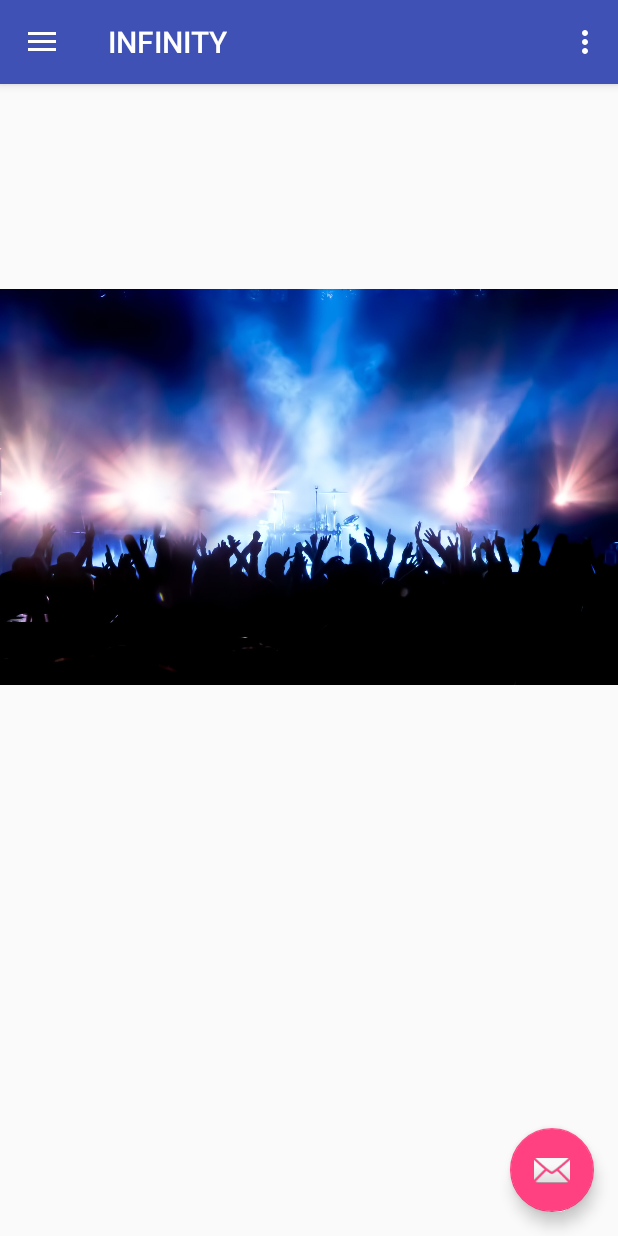
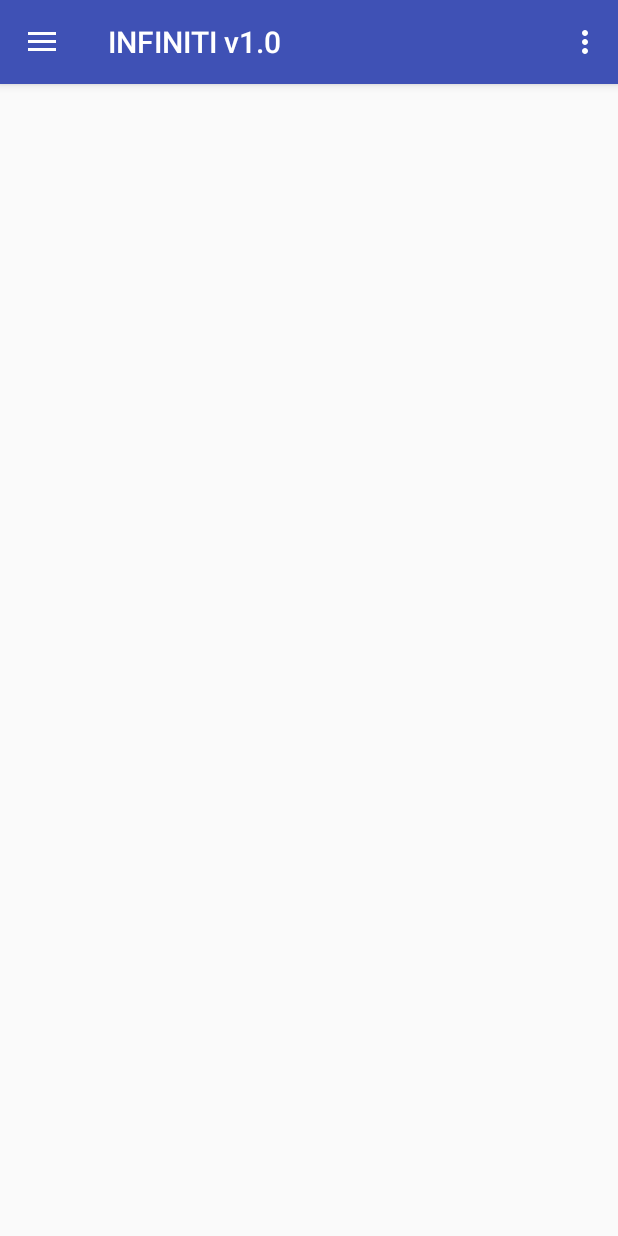
Before and after one commit to Manas-kashyap/ANDROID-APP-FOR-EVENT-, an Android app: the screen it shows after launch (MainActivity), on a phone screen of 412 x 824 dp. Run offline under Robolectric (Android 15) with nearby library versions, the phone set to English and light mode, and no system bars.

Commit message:
Second commit , made some changes in navigation bar

```diff
--- a/app/src/main/AndroidManifest.xml
+++ b/app/src/main/AndroidManifest.xml
@@ -14,22 +14,21 @@
     <application
         android:allowBackup="true"
         android:icon="@mipmap/talneo"
-        android:label="TALNEO"
+        android:label="INFINITI"
         android:roundIcon="@mipmap/talneo"
         android:supportsRtl="true"
         android:theme="@style/AppTheme">
         <activity
             android:name=".MainActivity"
-            android:label="INFINITY"
+            android:label="INFINITI v1.0"
             android:theme="@style/AppTheme.NoActionBar">
             <intent-filter>
-                <action android:name="android.intent.action.MAIN" />
+                <action android:name="android.intent.action.MAIN"
+                   />
 
                 <category android:name="android.intent.category.LAUNCHER" />
             </intent-filter>
         </activity>
-        <activity android:name=".CREW"
-            android:label="CREW"></activity>
     </application>
 
 </manifest>
--- a/app/src/main/java/com/example/manas/event/MainActivity.java
+++ b/app/src/main/java/com/example/manas/event/MainActivity.java
@@ -3,8 +3,8 @@ package com.example.manas.event;
 import android.content.Intent;
 import android.net.Uri;
 import android.os.Bundle;
-import android.support.design.widget.FloatingActionButton;
 import android.support.design.widget.NavigationView;
+import android.support.v4.app.FragmentTransaction;
 import android.support.v4.view.GravityCompat;
 import android.support.v4.widget.DrawerLayout;
 import android.support.v7.app.ActionBarDrawerToggle;
@@ -13,12 +13,14 @@ import android.support.v7.widget.Toolbar;
 import android.util.Log;
 import android.view.Menu;
 import android.view.MenuItem;
-import android.view.View;
 import android.widget.Toast;
 
 public class MainActivity extends AppCompatActivity
         implements NavigationView.OnNavigationItemSelectedListener {
-
+DrawerLayout drawerLayout;
+    Toolbar toolbar;
+    ActionBarDrawerToggle actionBarDrawerToggle;
+    FragmentTransaction fragmentTransaction;
     @Override
     protected void onCreate(Bundle savedInstanceState) {
         super.onCreate(savedInstanceState);
@@ -26,13 +28,6 @@ public class MainActivity extends AppCompatActivity
         Toolbar toolbar = (Toolbar) findViewById(R.id.toolbar);
         setSupportActionBar(toolbar);
 
-        FloatingActionButton fab = (FloatingActionButton) findViewById(R.id.fab);
-        fab.setOnClickListener(new View.OnClickListener() {
-            @Override
-            public void onClick(View view) {
-                sendEmail();
-            }
-        });
 
         DrawerLayout drawer = (DrawerLayout) findViewById(R.id.drawer_layout);
         ActionBarDrawerToggle toggle = new ActionBarDrawerToggle(
@@ -42,6 +37,7 @@ public class MainActivity extends AppCompatActivity
 
         NavigationView navigationView = (NavigationView) findViewById(R.id.nav_view);
         navigationView.setNavigationItemSelectedListener(this);
+
     }
 
     @Override
@@ -82,23 +78,29 @@ public class MainActivity extends AppCompatActivity
     public boolean onNavigationItemSelected(MenuItem item) {
         // Handle navigation view item clicks here.
         int id = item.getItemId();
+        FragmentTransaction fragmentTransaction;
+        if (id == R.id.nav_camera) {
 
-        if (id == R.id.nav_camera) {
-            // Handle the camera action
+            startActivity(new Intent(this, MainActivity.class));
+
         } else if (id == R.id.nav_gallery) {
 
         } else if (id == R.id.nav_slideshow) {
 
 
-            Intent intent = new Intent(MainActivity.this, CREW.class);
-            startActivity(intent);
+
+
+
         } else if (id == R.id.nav_manage) {
 
         } else if (id == R.id.nav_share) {
 
-        }  {
+        } else if (id == R.id.main) {
 
-        }
+                    sendEmail();
+                }
+
+
 
         DrawerLayout drawer = (DrawerLayout) findViewById(R.id.drawer_layout);
         drawer.closeDrawer(GravityCompat.START);
@@ -107,7 +109,7 @@ public class MainActivity extends AppCompatActivity
 
     protected void sendEmail() {
         Log.i("Send email", "");
-        String[] TO = {"info@talneo.com"};
+        String[] TO = {"info@theinfiniti.in"};
         String[] CC = {""};
         Intent emailIntent = new Intent(Intent.ACTION_SEND);
 
--- /dev/null
+++ b/app/src/main/res/drawable/ic_airline_seat_individual_suite_black_24dp.xml
@@ -0,0 +1,9 @@
+<vector xmlns:android="http://schemas.android.com/apk/res/android"
+        android:width="24dp"
+        android:height="24dp"
+        android:viewportWidth="24.0"
+        android:viewportHeight="24.0">
+    <path
+        android:fillColor="#FF000000"
+        android:pathData="M7,13c1.65,0 3,-1.35 3,-3S8.65,7 7,7s-3,1.35 -3,3 1.35,3 3,3zM19,7h-8v7L3,14L3,7L1,7v10h22v-6c0,-2.21 -1.79,-4 -4,-4z"/>
+</vector>
--- /dev/null
+++ b/app/src/main/res/drawable/ic_location_on_black_24dp.xml
@@ -0,0 +1,9 @@
+<vector xmlns:android="http://schemas.android.com/apk/res/android"
+        android:width="24dp"
+        android:height="24dp"
+        android:viewportWidth="24.0"
+        android:viewportHeight="24.0">
+    <path
+        android:fillColor="#FF000000"
+        android:pathData="M12,2C8.13,2 5,5.13 5,9c0,5.25 7,13 7,13s7,-7.75 7,-13c0,-3.87 -3.13,-7 -7,-7zM12,11.5c-1.38,0 -2.5,-1.12 -2.5,-2.5s1.12,-2.5 2.5,-2.5 2.5,1.12 2.5,2.5 -1.12,2.5 -2.5,2.5z"/>
+</vector>
--- /dev/null
+++ b/app/src/main/res/drawable/ic_mail_black_24dp.xml
@@ -0,0 +1,9 @@
+<vector xmlns:android="http://schemas.android.com/apk/res/android"
+        android:width="24dp"
+        android:height="24dp"
+        android:viewportWidth="24.0"
+        android:viewportHeight="24.0">
+    <path
+        android:fillColor="#FF000000"
+        android:pathData="M20,4L4,4c-1.1,0 -1.99,0.9 -1.99,2L2,18c0,1.1 0.9,2 2,2h16c1.1,0 2,-0.9 2,-2L22,6c0,-1.1 -0.9,-2 -2,-2zM20,8l-8,5 -8,-5L4,6l8,5 8,-5v2z"/>
+</vector>
--- /dev/null
+++ b/app/src/main/res/drawable/ic_payment_black_24dp.xml
@@ -0,0 +1,9 @@
+<vector xmlns:android="http://schemas.android.com/apk/res/android"
+        android:width="24dp"
+        android:height="24dp"
+        android:viewportWidth="24.0"
+        android:viewportHeight="24.0">
+    <path
+        android:fillColor="#FF000000"
+        android:pathData="M20,4L4,4c-1.11,0 -1.99,0.89 -1.99,2L2,18c0,1.11 0.89,2 2,2h16c1.11,0 2,-0.89 2,-2L22,6c0,-1.11 -0.89,-2 -2,-2zM20,18L4,18v-6h16v6zM20,8L4,8L4,6h16v2z"/>
+</vector>
--- /dev/null
+++ b/app/src/main/res/drawable/ic_schedule_black_24dp.xml
@@ -0,0 +1,9 @@
+<vector xmlns:android="http://schemas.android.com/apk/res/android"
+        android:width="24dp"
+        android:height="24dp"
+        android:viewportWidth="24.0"
+        android:viewportHeight="24.0">
+    <path
+        android:fillColor="#FF000000"
+        android:pathData="M11.99,2C6.47,2 2,6.48 2,12s4.47,10 9.99,10C17.52,22 22,17.52 22,12S17.52,2 11.99,2zM12,20c-4.42,0 -8,-3.58 -8,-8s3.58,-8 8,-8 8,3.58 8,8 -3.58,8 -8,8zM12.5,7L11,7v6l5.25,3.15 0.75,-1.23 -4.5,-2.67z"/>
+</vector>
--- /dev/null
+++ b/app/src/main/res/drawable/ic_supervisor_account_black_24dp.xml
@@ -0,0 +1,9 @@
+<vector xmlns:android="http://schemas.android.com/apk/res/android"
+        android:width="24dp"
+        android:height="24dp"
+        android:viewportWidth="24.0"
+        android:viewportHeight="24.0">
+    <path
+        android:fillColor="#FF000000"
+        android:pathData="M16.5,12c1.38,0 2.49,-1.12 2.49,-2.5S17.88,7 16.5,7C15.12,7 14,8.12 14,9.5s1.12,2.5 2.5,2.5zM9,11c1.66,0 2.99,-1.34 2.99,-3S10.66,5 9,5C7.34,5 6,6.34 6,8s1.34,3 3,3zM16.5,14c-1.83,0 -5.5,0.92 -5.5,2.75L11,19h11v-2.25c0,-1.83 -3.67,-2.75 -5.5,-2.75zM9,13c-2.33,0 -7,1.17 -7,3.5L2,19h7v-2.25c0,-0.85 0.33,-2.34 2.37,-3.47C10.5,13.1 9.66,13 9,13z"/>
+</vector>
--- /dev/null
+++ b/app/src/main/res/drawable/ic_today_black_24dp.xml
@@ -0,0 +1,9 @@
+<vector xmlns:android="http://schemas.android.com/apk/res/android"
+        android:width="24dp"
+        android:height="24dp"
+        android:viewportWidth="24.0"
+        android:viewportHeight="24.0">
+    <path
+        android:fillColor="#FF000000"
+        android:pathData="M19,3h-1L18,1h-2v2L8,3L8,1L6,1v2L5,3c-1.11,0 -1.99,0.9 -1.99,2L3,19c0,1.1 0.89,2 2,2h14c1.1,0 2,-0.9 2,-2L21,5c0,-1.1 -0.9,-2 -2,-2zM19,19L5,19L5,8h14v11zM7,10h5v5L7,15z"/>
+</vector>
--- a/app/src/main/res/layout/app_bar_main.xml
+++ b/app/src/main/res/layout/app_bar_main.xml
@@ -22,12 +22,4 @@
 
     <include layout="@layout/content_main" />
 
-    <android.support.design.widget.FloatingActionButton
-        android:id="@+id/fab"
-        android:layout_width="wrap_content"
-        android:layout_height="wrap_content"
-        android:layout_gravity="bottom|end"
-        android:layout_margin="@dimen/fab_margin"
-        app:srcCompat="@android:drawable/ic_dialog_email" />
-
 </android.support.design.widget.CoordinatorLayout>
--- a/app/src/main/res/layout/content_main.xml
+++ b/app/src/main/res/layout/content_main.xml
@@ -1,20 +1,14 @@
 <?xml version="1.0" encoding="utf-8"?>
-<android.support.constraint.ConstraintLayout xmlns:android="http://schemas.android.com/apk/res/android"
+<RelativeLayout xmlns:android="http://schemas.android.com/apk/res/android"
     xmlns:app="http://schemas.android.com/apk/res-auto"
     xmlns:tools="http://schemas.android.com/tools"
     android:layout_width="match_parent"
     android:layout_height="match_parent"
     app:layout_behavior="@string/appbar_scrolling_view_behavior"
     tools:context="com.example.manas.event.MainActivity"
-    tools:showIn="@layout/app_bar_main">
+    tools:showIn="@layout/app_bar_main"
+    >
 
-    <ImageView
-        android:id="@+id/imageView6"
-        android:layout_width="423dp"
-        android:layout_height="537dp"
-        app:srcCompat="@mipmap/eeme"
-        tools:layout_editor_absoluteY="-168dp"
-        tools:layout_editor_absoluteX="-19dp"
-        app:layout_constraintRight_toRightOf="parent"
-        app:layout_constraintTop_toTopOf="parent"/>
-</android.support.constraint.ConstraintLayout>
+
+
+</RelativeLayout>
--- a/app/src/main/res/layout/nav_header_main.xml
+++ b/app/src/main/res/layout/nav_header_main.xml
@@ -28,7 +28,7 @@
 android:textStyle="bold"
         android:layout_height="wrap_content"
         android:paddingTop="@dimen/nav_header_vertical_spacing"
-        android:text="       INFINITY v1.0"
+        android:text="        INFINITI v1.0"
         android:textAppearance="@style/TextAppearance.AppCompat.Body1" />
 
 
--- a/app/src/main/res/menu/activity_main_drawer.xml
+++ b/app/src/main/res/menu/activity_main_drawer.xml
@@ -11,13 +11,19 @@ android:icon="@drawable/ic_home_black_24dp"
             android:icon="@drawable/ic_menu_gallery"
             android:title="Gallery" />
         <item
-            android:id="@+id/nav_slideshow"
-            android:icon="@drawable/ic_person_black_24dp"
-            android:title="CREW" />
+            android:id="@+id/Schedule"
+            android:icon="@drawable/ic_today_black_24dp"
+            android:title="Scheduler"/>
+        <item
+            android:id="@+id/map"
+            android:icon="@drawable/ic_location_on_black_24dp"
+            android:title="MAP" />
+
+
         <item
             android:id="@+id/nav_manage"
-android:icon="@mipmap/tp"
-            android:title="Ticket price" />
+android:icon="@drawable/ic_payment_black_24dp"
+            android:title="Buy tickets" />
     </group>
 
     <item android:title="COMMUNICATE">
@@ -26,12 +32,15 @@ android:icon="@mipmap/tp"
                 android:id="@+id/nav_share"
                 android:icon="@drawable/ic_question_answer_black_24dp"
                 android:title="FAQ" />
+            <item
+                android:id="@+id/nav_slideshow"
+                android:icon="@drawable/ic_supervisor_account_black_24dp"
+                android:title="CREW" />
 
             <item
-                android:id="@+id/WEB"
-                android:icon="@drawable/ic_language_black_24dp"
-                android:title="Visit website" />
-
+                android:id="@+id/main"
+                android:icon="@drawable/ic_mail_black_24dp"
+                android:title="Mail" />
         </menu>
     </item>
 
--- a/app/src/main/res/menu/main.xml
+++ b/app/src/main/res/menu/main.xml
@@ -6,4 +6,9 @@
         android:orderInCategory="100"
         android:title="@string/action_settings"
         app:showAsAction="never" />
+    <item
+        android:id="@+id/help"
+        android:orderInCategory="100"
+        android:title="Help"
+        app:showAsAction="never"/>
 </menu>
--- a/app/src/main/res/values/strings.xml
+++ b/app/src/main/res/values/strings.xml
@@ -5,4 +5,8 @@
     <string name="navigation_drawer_close">Close navigation drawer</string>
 
     <string name="action_settings">Settings</string>
+    <string name="title_activity_crew">crew</string>
+
+    <!-- TODO: Remove or change this placeholder text -->
+    <string name="hello_blank_fragment">Hello blank fragment</string>
 </resources>
```
Also changed, not shown: 46 other files.
